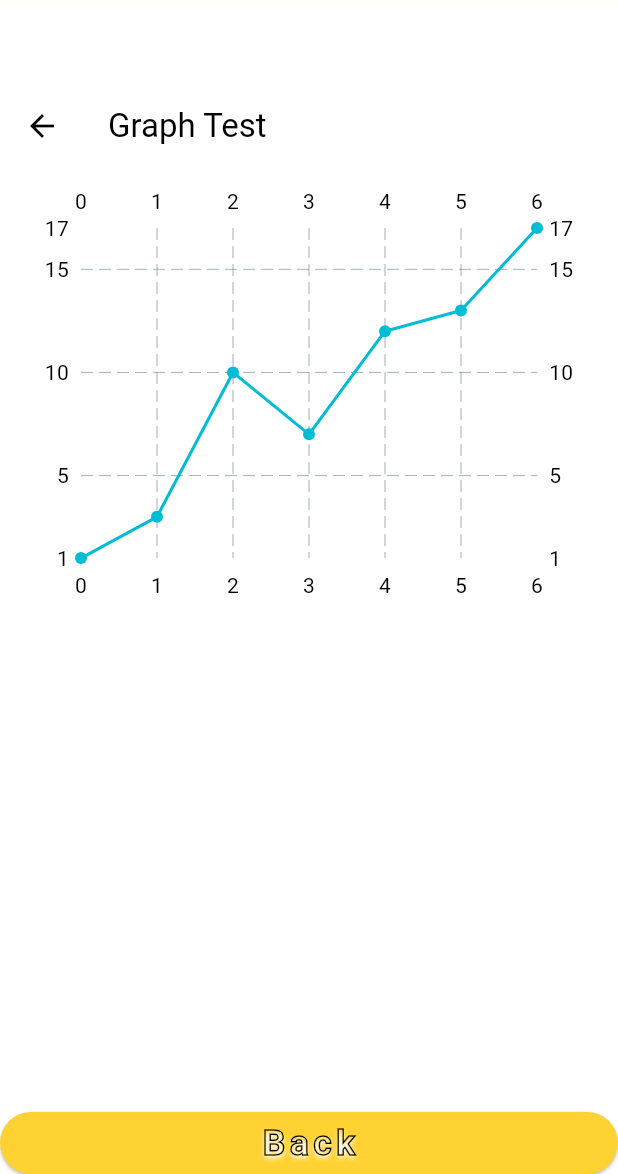
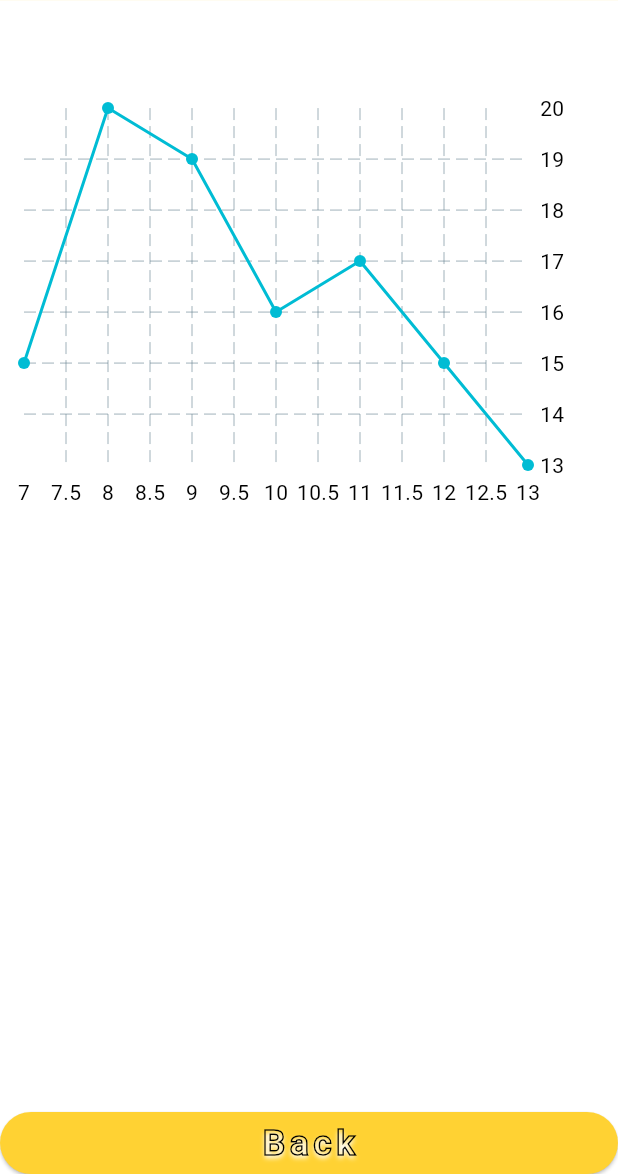
Before and after one commit to B-Ring-Group-3/B-Ring-Group-3, a Flutter app: the GraphsPageScreen screen opened by its route, on a phone screen of 412 x 824 dp, the part 62-1236 px from its top. Run offline on Flutter 3.47's test engine with Material 3 defaults, Android fonts, the phone set to English and light mode, and no system bars; drawn by our look-alikes of fl_chart; our stand-ins replace cached_network_image, firebase_auth, firebase_core, fixnum, flutter_svg, google_sign_in; missing offline and left inert: firebase_ui_auth, flutterfire_ui, viam_sdk; accounts and stored records are empty; project files that could hold a hidden picture were left out.

Commit message:
Update Graph Format
Changed graph axis labels to only show on two sides, in addition to having the graph display backwards through the data rather than forwards.

```diff
--- a/BeeProtoV0001/bees4-4/lib/presentation/graphs_page_screen/graphs_page_screen.dart
+++ b/BeeProtoV0001/bees4-4/lib/presentation/graphs_page_screen/graphs_page_screen.dart
@@ -160,20 +160,21 @@ class _GraphsPageScreenState extends State<GraphsPageScreen> {
   }
 
   Widget _buildGraph(BuildContext context) {
-    return Expanded(
-      child: Scaffold(
-        appBar: AppBar(
-          title: Text('Graph Test'),
-        ),
-        body: Container(
-          padding: const EdgeInsets.all(10),
-          width: double.infinity,
-          height: 300,
-          child: LineChart(
-            LineChartData(borderData: FlBorderData(show: false), lineBarsData: [
-              LineChartBarData(spots: chartData.sublist(0, days)),
-            ]),
-          ),
+    return Center(
+      child: Container(
+        padding: const EdgeInsets.all(16),
+        alignment: Alignment.topCenter,
+        width: double.infinity,
+        height: 300,
+        child: LineChart(
+          LineChartData(
+            titlesData: FlTitlesData(
+              leftTitles: AxisTitles(sideTitles: SideTitles(showTitles: false)),
+              topTitles: AxisTitles(sideTitles: SideTitles(showTitles: false)),
+            ),
+            borderData: FlBorderData(show: false), lineBarsData: [
+            LineChartBarData(spots: chartData.sublist(chartData.length-days, chartData.length)),
+          ]),
         ),
       ),
     );
```
